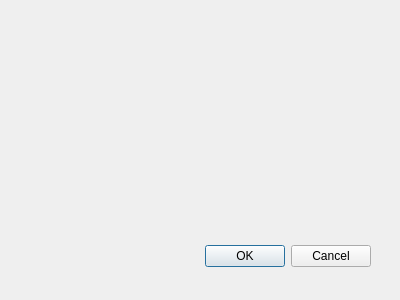
SamuelCURRAN0/ProjetQT, file Lecteur-v4/regleurvitesse.ui: the form before one commit.
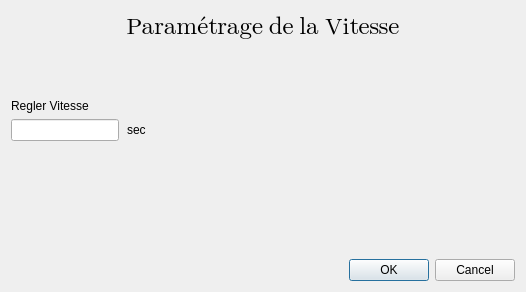
The form after the commit.

```diff
--- a/Lecteur-v4/regleurvitesse.ui
+++ b/Lecteur-v4/regleurvitesse.ui
@@ -8,29 +8,142 @@
    <rect>
     <x>0</x>
     <y>0</y>
-    <width>400</width>
-    <height>300</height>
+    <width>526</width>
+    <height>292</height>
    </rect>
   </property>
   <property name="windowTitle">
    <string>Dialog</string>
   </property>
-  <widget class="QDialogButtonBox" name="buttonBox">
-   <property name="geometry">
-    <rect>
-     <x>30</x>
-     <y>240</y>
-     <width>341</width>
-     <height>32</height>
-    </rect>
-   </property>
-   <property name="orientation">
-    <enum>Qt::Horizontal</enum>
-   </property>
-   <property name="standardButtons">
-    <set>QDialogButtonBox::Cancel|QDialogButtonBox::Ok</set>
-   </property>
-  </widget>
+  <layout class="QVBoxLayout" name="verticalLayout">
+   <item>
+    <widget class="QLabel" name="Titre">
+     <property name="font">
+      <font>
+       <family>Segoe UI Emoji</family>
+       <pointsize>18</pointsize>
+      </font>
+     </property>
+     <property name="text">
+      <string>Paramétrage de la Vitesse</string>
+     </property>
+     <property name="alignment">
+      <set>Qt::AlignCenter</set>
+     </property>
+    </widget>
+   </item>
+   <item>
+    <spacer name="verticalSpacer_2">
+     <property name="orientation">
+      <enum>Qt::Vertical</enum>
+     </property>
+     <property name="sizeType">
+      <enum>QSizePolicy::Fixed</enum>
+     </property>
+     <property name="sizeHint" stdset="0">
+      <size>
+       <width>20</width>
+       <height>50</height>
+      </size>
+     </property>
+    </spacer>
+   </item>
+   <item>
+    <widget class="QLabel" name="TexteReglerVitesse">
+     <property name="sizePolicy">
+      <sizepolicy hsizetype="Fixed" vsizetype="Fixed">
+       <horstretch>0</horstretch>
+       <verstretch>0</verstretch>
+      </sizepolicy>
+     </property>
+     <property name="text">
+      <string>Regler Vitesse</string>
+     </property>
+    </widget>
+   </item>
+   <item>
+    <layout class="QHBoxLayout" name="horizontalLayout">
+     <property name="sizeConstraint">
+      <enum>QLayout::SetDefaultConstraint</enum>
+     </property>
+     <item>
+      <widget class="QLineEdit" name="EntreeSeconde">
+       <property name="sizePolicy">
+        <sizepolicy hsizetype="Fixed" vsizetype="Fixed">
+         <horstretch>0</horstretch>
+         <verstretch>0</verstretch>
+        </sizepolicy>
+       </property>
+      </widget>
+     </item>
+     <item>
+      <spacer name="horizontalSpacer_2">
+       <property name="orientation">
+        <enum>Qt::Horizontal</enum>
+       </property>
+       <property name="sizeType">
+        <enum>QSizePolicy::Fixed</enum>
+       </property>
+       <property name="sizeHint" stdset="0">
+        <size>
+         <width>2</width>
+         <height>20</height>
+        </size>
+       </property>
+      </spacer>
+     </item>
+     <item>
+      <widget class="QLabel" name="Text_sec">
+       <property name="sizePolicy">
+        <sizepolicy hsizetype="Fixed" vsizetype="Fixed">
+         <horstretch>0</horstretch>
+         <verstretch>0</verstretch>
+        </sizepolicy>
+       </property>
+       <property name="text">
+        <string>sec</string>
+       </property>
+      </widget>
+     </item>
+     <item>
+      <spacer name="horizontalSpacer">
+       <property name="orientation">
+        <enum>Qt::Horizontal</enum>
+       </property>
+       <property name="sizeHint" stdset="0">
+        <size>
+         <width>40</width>
+         <height>20</height>
+        </size>
+       </property>
+      </spacer>
+     </item>
+    </layout>
+   </item>
+   <item>
+    <spacer name="verticalSpacer">
+     <property name="orientation">
+      <enum>Qt::Vertical</enum>
+     </property>
+     <property name="sizeHint" stdset="0">
+      <size>
+       <width>20</width>
+       <height>40</height>
+      </size>
+     </property>
+    </spacer>
+   </item>
+   <item>
+    <widget class="QDialogButtonBox" name="buttonBox">
+     <property name="orientation">
+      <enum>Qt::Horizontal</enum>
+     </property>
+     <property name="standardButtons">
+      <set>QDialogButtonBox::Cancel|QDialogButtonBox::Ok</set>
+     </property>
+    </widget>
+   </item>
+  </layout>
  </widget>
  <pixmapfunction/>
  <resources/>
```
Left out of the diff: 5 changed lines with no effect on the pictures.
